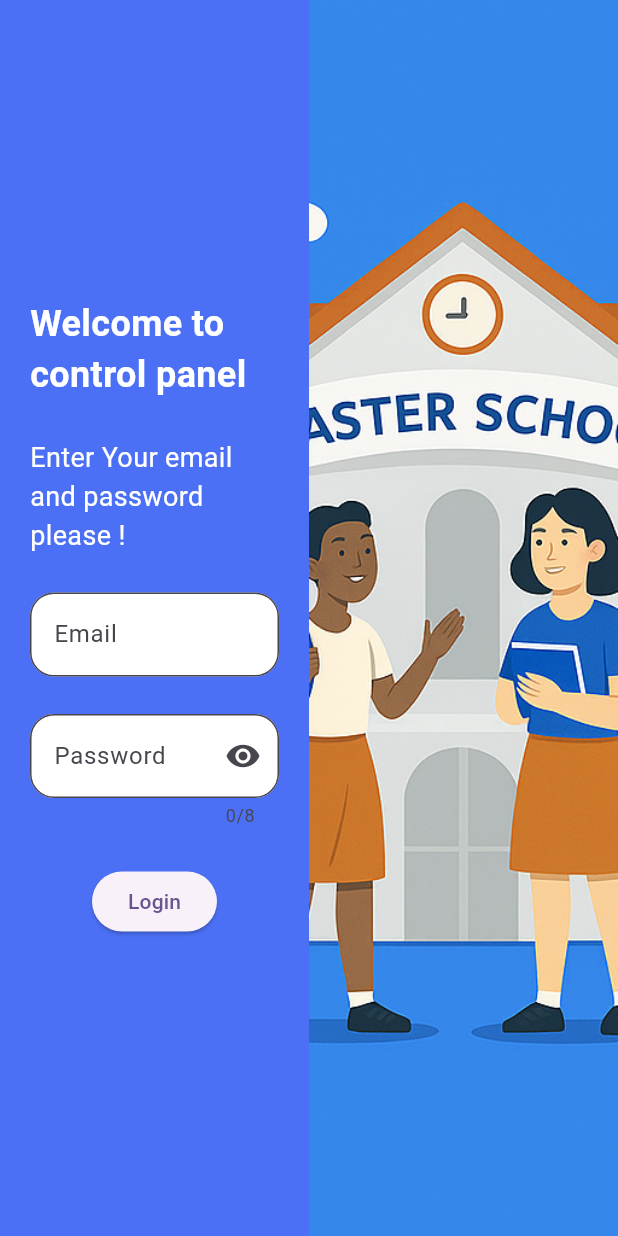
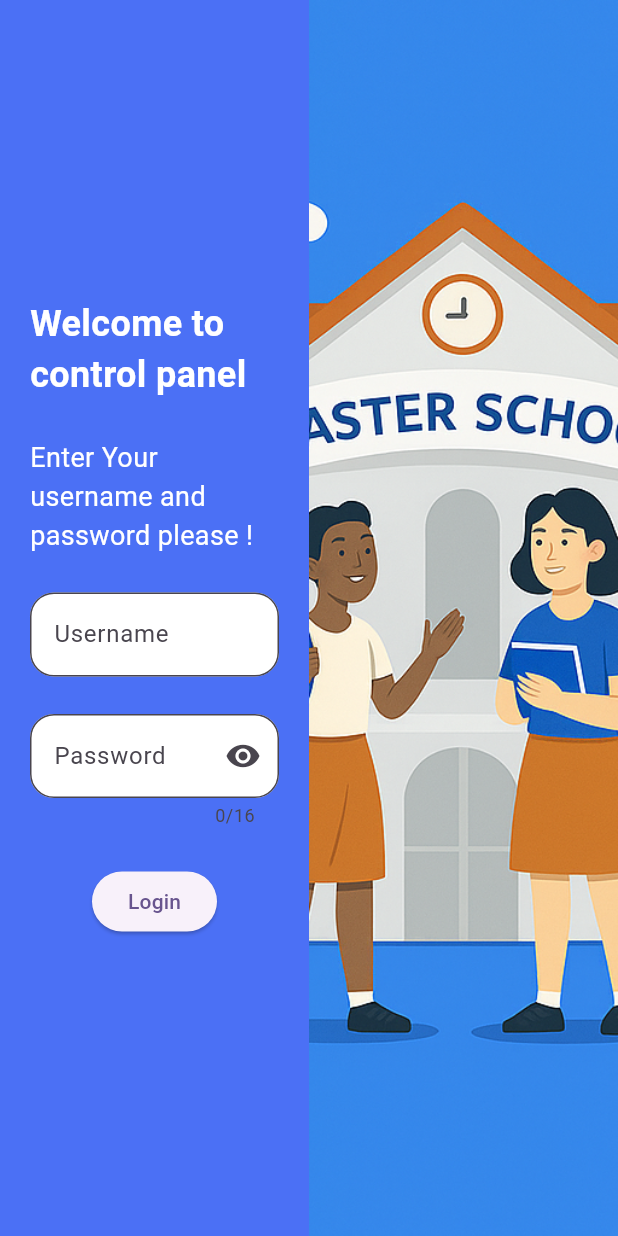
Before and after one commit to hosamkanjo/dashborad, a Flutter app: the screen it shows after launch, on a phone screen of 412 x 824 dp. Run offline on Flutter 3.47's test engine with Material 3 defaults, Android fonts, the phone set to English and light mode, and no system bars; our stand-ins replace dio, file_picker, fl_chart, shared_preferences, table_calendar.

Commit message:
i added 2 files auth_ser... and login models

```diff
--- /dev/null
+++ b/lib/models/logiin_model.dart
@@ -0,0 +1,43 @@
+
+import 'dart:convert';
+
+class LoginModel {
+  final String username;
+  final String password;
+  LoginModel({required this.username, required this.password});
+
+  LoginModel copyWith({String? username, String? password}) {
+    return LoginModel(
+      username: username ?? this.username,
+      password: password ?? this.password,
+    );
+  }
+    Map<String, dynamic> toMap() {
+    return <String, dynamic>{'username': username, 'password': password};
+  }
+
+  factory LoginModel.fromMap(Map<String, dynamic> map) {
+    return LoginModel(
+      username: map['username'] as String,
+      password: map['password'] as String,
+    );
+  }
+
+  String toJson() => json.encode(toMap());
+
+  factory LoginModel.fromJson(String source) =>
+      LoginModel.fromMap(json.decode(source) as Map<String, dynamic>);
+
+  @override
+  String toString() => 'LoginModel(username: $username, password: $password)';
+
+  @override
+  bool operator ==(covariant LoginModel other) {
+    if (identical(this, other)) return true;
+
+    return other.username == username && other.password == password;
+  }
+
+  @override
+  int get hashCode => username.hashCode ^ password.hashCode;
+}
--- a/lib/pages/login_page.dart
+++ b/lib/pages/login_page.dart
@@ -1,4 +1,6 @@
+import 'package:dashboard/models/logiin_model.dart';
 import 'package:dashboard/pages/home_page.dart';
+import 'package:dashboard/services/auth_service..dart';
 import 'package:flutter/material.dart';
 
 class LoginPage extends StatefulWidget {
@@ -9,7 +11,7 @@ class LoginPage extends StatefulWidget {
 }
 
 class _LoginPageState extends State<LoginPage> {
-  final TextEditingController email = TextEditingController();
+  final TextEditingController username = TextEditingController();
   final TextEditingController password = TextEditingController();
   bool _obscureText = true;
   @override
@@ -31,44 +33,62 @@ class _LoginPageState extends State<LoginPage> {
                     style: TextStyle(
                       color: Colors.white,
                       fontSize: 24,
-                        fontWeight: FontWeight.bold),
+                      fontWeight: FontWeight.bold,
+                    ),
                   ),
                   const SizedBox(height: 25),
                   const Text(
-                    'Enter Your email and password please !',
+                    'Enter Your username and password please !',
                     style: TextStyle(color: Colors.white, fontSize: 18),
                   ),
                   const SizedBox(height: 25),
                   TextField(
-                    controller: email,
+                    controller: username,
                     decoration: InputDecoration(
-                        hintText: "Email",
+                      hintText: "Username",
                       border: OutlineInputBorder(
-                            borderRadius: BorderRadius.circular(16.0)),
+                        borderRadius: BorderRadius.circular(16.0),
+                      ),
                       fillColor: Colors.white,
-                        filled: true),
+                      filled: true,
+                    ),
                   ),
                   const SizedBox(height: 25),
                   TextField(
                     controller: password,
-                    maxLength: 8,
+                    maxLength: 16,
                     decoration: InputDecoration(
                       hintText: "Password",
                       border: OutlineInputBorder(
-                            borderRadius: BorderRadius.circular(16.0)),
+                        borderRadius: BorderRadius.circular(16.0),
+                      ),
                       fillColor: Colors.white,
                       filled: true,
-                        suffixIcon: togglePassword()),
+                      suffixIcon: togglePassword(),
+                    ),
                     obscureText: _obscureText,
                   ),
                   const SizedBox(height: 25),
                   Center(
                     child: ElevatedButton(
-                      onPressed: () {
-                        Navigator.push(
+                      onPressed: () async {
+                        bool isLogged = await AuthService().login(
+                          loginInfo: LoginModel(
+                            username: username.text,
+                            password: password.text,
+                          ),
+                        );
+
+                        if (isLogged) {
+                          Navigator.pushReplacement(
                             context,
-                            MaterialPageRoute(
-                                builder: (context) => const HomePage()));
+                            MaterialPageRoute(builder: (context) => HomePage()),
+                          );
+                        } else {
+                          ScaffoldMessenger.of(context).showSnackBar(
+                            SnackBar(content: Text('check your information')),
+                          );
+                        }
                       },
                       child: const Text("Login"),
                     ),
@@ -84,7 +104,8 @@ class _LoginPageState extends State<LoginPage> {
                 color: Color(0xff4B70F5),
                 image: DecorationImage(
                   image: AssetImage(
-                      'assets/ChatGPT Image May 25, 2025, 12_36_37 PM.png'),
+                    'assets/ChatGPT Image May 25, 2025, 12_36_37 PM.png',
+                  ),
                   fit: BoxFit.cover,
                 ),
               ),
@@ -104,6 +125,7 @@ class _LoginPageState extends State<LoginPage> {
       },
       icon: _obscureText
           ? const Icon(Icons.visibility)
-            : const Icon(Icons.visibility_off));
+          : const Icon(Icons.visibility_off),
+    );
   }
 }
--- a/lib/pages/students.dart
+++ b/lib/pages/students.dart
@@ -2,6 +2,8 @@ import 'package:flutter/material.dart';
 import 'package:dashboard/counters/student_counter.dart';
 
 class Students extends StatefulWidget {
+  const Students({super.key});
+
   @override
   State<Students> createState() => _AddStudentPageState();
 }
@@ -271,7 +273,7 @@ class _AddStudentPageState extends State<Students> {
   }
 
   Widget _buildImageSection({double? height}) {
-    return Container(
+    return SizedBox(
       height: height,
       child: Padding(
         padding: const EdgeInsets.only(bottom: 115.0),
--- a/lib/pages/widgets/side_bar_meny.dart
+++ b/lib/pages/widgets/side_bar_meny.dart
@@ -95,7 +95,7 @@ class SideBar extends StatelessWidget {
           selected: false,
           onTap: () => showDialog(
             context: context,
-            builder: (context) => LogoutPage(),
+            builder: (context) => const LogoutPage(),
           ),
         ),
       );
--- a/pubspec.yaml
+++ b/pubspec.yaml
@@ -37,6 +37,9 @@ dependencies:
   # The following adds the Cupertino Icons font to your application.
   # Use with the CupertinoIcons class for iOS style icons.
   cupertino_icons: ^1.0.2
+  dio: ^5.8.0+1
+  shared_preferences: ^2.5.3
+  flutter_secure_storage: ^9.2.4
 
 dev_dependencies:
   flutter_test:
```
Also changed, not shown: lib/main.dart (+5 -2 lines), lib/pages/activities.dart (+27 -11 lines), lib/pages/dashboard/dashboard_controller.dart (+9 -9 lines), lib/pages/installments_and_salaries.dart (+8 -4 lines), lib/services/auth_service..dart (added, +37 -0 lines), pubspec.lock, 5 other files. Lines whose indentation alone changed are shown as unchanged.
